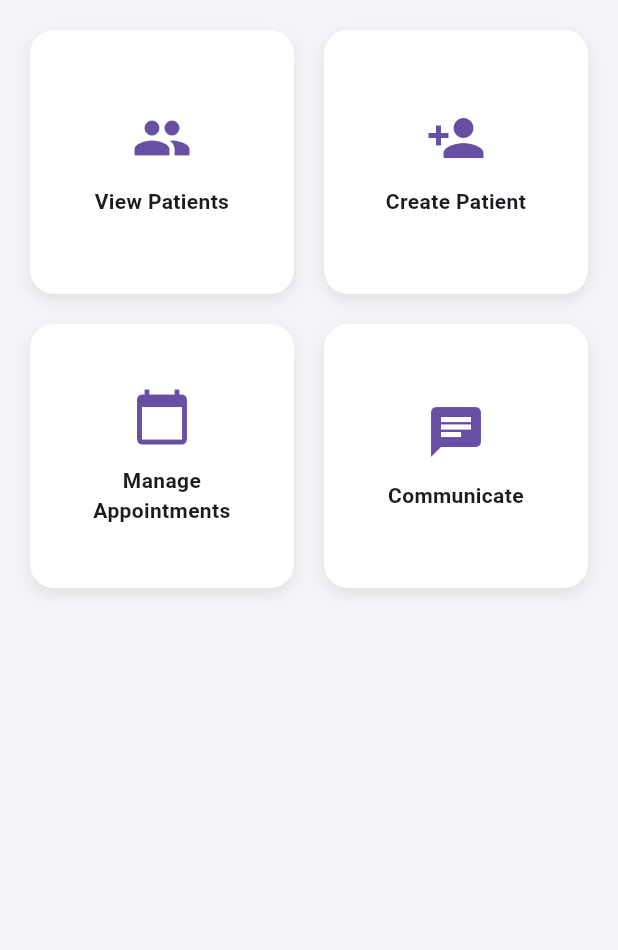
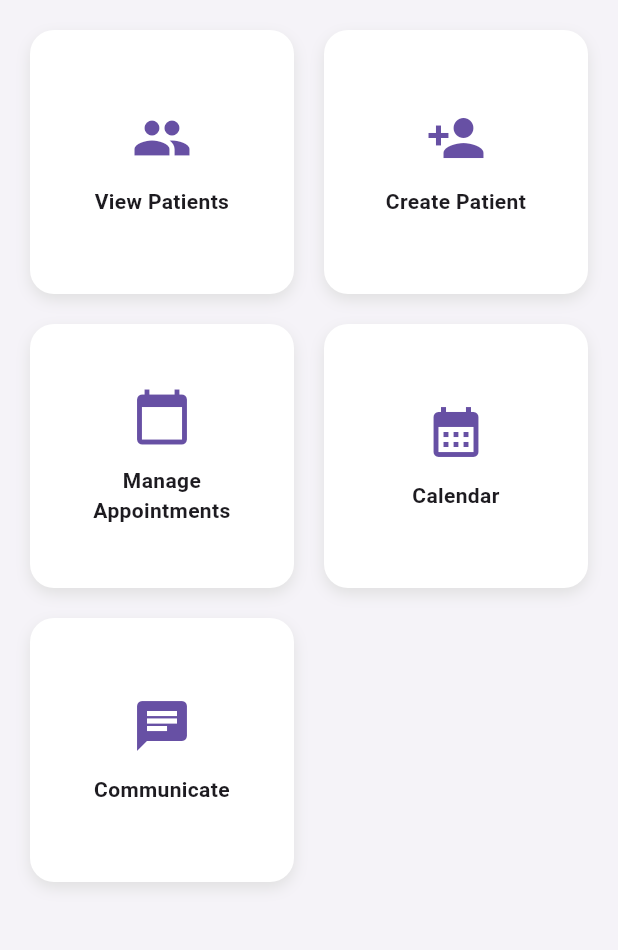
Before and after one commit to Ba-jx/safespace, a Flutter app: the DoctorDashboardScreen screen opened by its route, on a phone screen of 412 x 824 dp, the part 84-1034 px from its top. Run offline on Flutter 3.47's test engine with Material 3 defaults, Android fonts, the phone set to English and light mode, and no system bars; our stand-ins replace cloud_firestore, firebase_auth, firebase_core, table_calendar; accounts and stored records are empty.

Commit message:
Update doctor_dashboard_screen.dart

```diff
--- a/lib/screens/doctor_dashboard_screen.dart
+++ b/lib/screens/doctor_dashboard_screen.dart
@@ -33,6 +33,11 @@ class DoctorDashboardScreen extends StatelessWidget {
               icon: Icons.calendar_today,
               label: 'Manage Appointments',
               onTap: () => Navigator.pushNamed(context, '/doctor/appointments'),
+            ),
+             _DashboardTile(
+              icon: Icons.calendar_month,
+              label: 'Calendar',
+              onTap: () => Navigator.pushNamed(context, '/doctor/calendar'),
             ),
             _DashboardTile(
               icon: Icons.chat,
```
